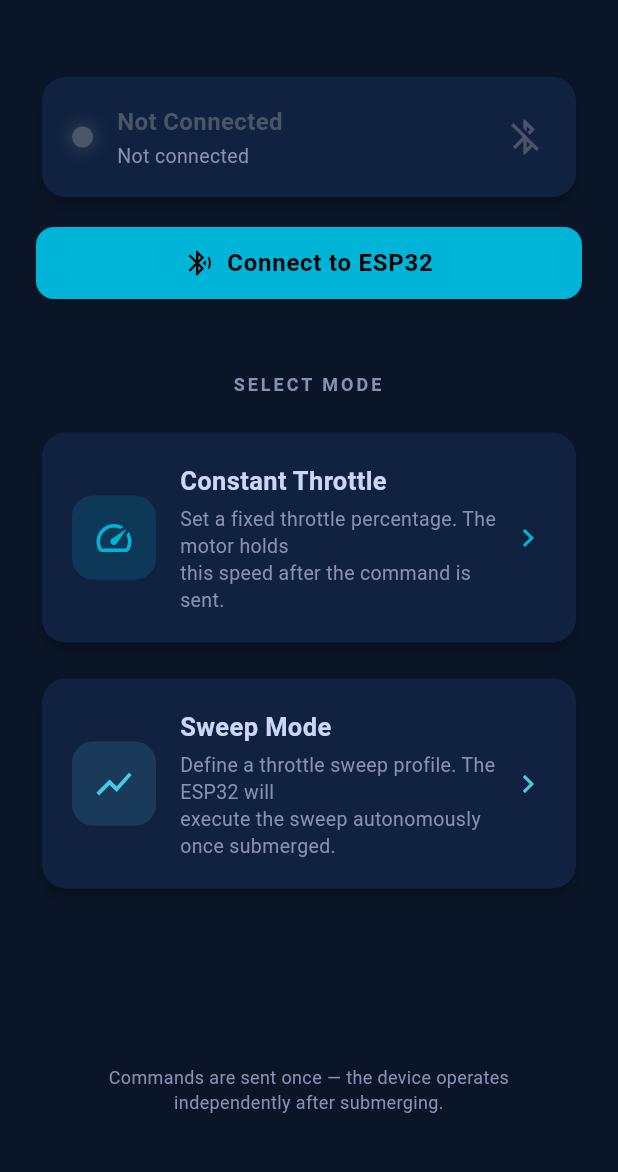
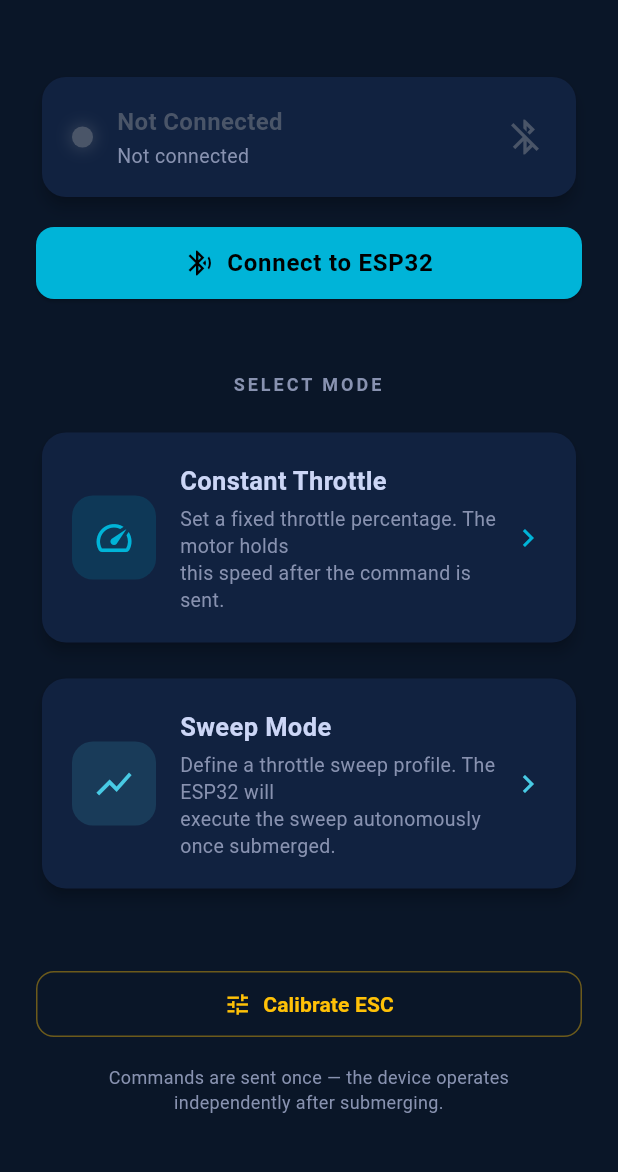
Before and after one commit to stephen-andrenam/motor_controller, a Flutter app: the screen it shows after launch, on a phone screen of 412 x 824 dp, the part 61-1233 px from its top. Run offline on Flutter 3.47's test engine with Material 3 defaults, Android fonts, the phone set to English and light mode, and no system bars; our stand-ins replace flutter_blue_plus; statements that could not run were skipped.

Commit message:
Update home_screen.dart

```diff
--- a/lib/screens/home_screen.dart
+++ b/lib/screens/home_screen.dart
@@ -64,6 +64,11 @@
               ),
             ),
             const Spacer(),
+            ListenableBuilder(
+              listenable: BleManager.instance,
+              builder: (context, _) => _CalibrateButton(ble: BleManager.instance),
+            ),
+            const SizedBox(height: 16),
             Padding(
               padding: const EdgeInsets.only(bottom: 8),
               child: Text(
@@ -235,6 +240,105 @@
   }
 }
 
+// ── Calibrate ESC button ──────────────────────────────────────
+
+class _CalibrateButton extends StatefulWidget {
+  const _CalibrateButton({required this.ble});
+  final BleManager ble;
+
+  @override
+  State<_CalibrateButton> createState() => _CalibrateButtonState();
+}
+
+class _CalibrateButtonState extends State<_CalibrateButton> {
+  bool _sent = false;
+
+  Future<void> _calibrate() async {
+    if (!widget.ble.isConnected) {
+      ScaffoldMessenger.of(context).showSnackBar(
+        const SnackBar(content: Text('Connect to the ESP32 first')),
+      );
+      return;
+    }
+
+    // Confirm — calibration requires the ESC to be unpowered first
+    final ok = await showDialog<bool>(
+      context: context,
+      builder: (ctx) => AlertDialog(
+        title: const Text('Calibrate ESC'),
+        content: const Text(
+          'ESC calibration procedure:\n\n'
+          '1. Disconnect power from the ESC (motor off).\n'
+          '2. Tap Calibrate — the ESP32 will hold max throttle.\n'
+          '3. Power the ESC back on.\n'
+          '4. Wait for the ESC to beep (≈ 3 s), then it will\n'
+          '   drop to min throttle automatically.\n'
+          '5. ESC beeps again — calibration done.\n\n'
+          'Only needed once, or after changing the pulse range.',
+        ),
+        actions: [
+          TextButton(
+            onPressed: () => Navigator.pop(ctx, false),
+            child: const Text('Cancel'),
+          ),
+          ElevatedButton(
+            onPressed: () => Navigator.pop(ctx, true),
+            child: const Text('Calibrate'),
+          ),
+        ],
+      ),
+    );
+
+    if (ok != true) return;
+
+    final success = await widget.ble.sendCommand('CAL');
+    if (!mounted) return;
+
+    if (success) {
+      setState(() => _sent = true);
+      ScaffoldMessenger.of(context).showSnackBar(
+        const SnackBar(
+          content: Text('Calibration started — power the ESC on now'),
+          duration: Duration(seconds: 5),
+        ),
+      );
+      // Reset the "sent" indicator after calibration window (3 s + buffer)
+      Future.delayed(const Duration(seconds: 5), () {
+        if (mounted) setState(() => _sent = false);
+      });
+    } else {
+      ScaffoldMessenger.of(context).showSnackBar(
+        const SnackBar(content: Text('Failed to send calibration command')),
+      );
+    }
+  }
+
+  @override
+  Widget build(BuildContext context) {
+    return OutlinedButton.icon(
+      onPressed: _calibrate,
+      style: OutlinedButton.styleFrom(
+        foregroundColor: const Color(0xFFFFC107),
+        side: BorderSide(
+          color: _sent
+              ? const Color(0xFFFFC107)
+              : const Color(0xFFFFC107).withValues(alpha: 0.4),
+        ),
+        shape: RoundedRectangleBorder(borderRadius: BorderRadius.circular(12)),
+        padding: const EdgeInsets.symmetric(horizontal: 20, vertical: 12),
+      ),
+      icon: Icon(
+        _sent ? Icons.check_circle_outline : Icons.tune,
+        size: 18,
+      ),
+      label: Text(
+        _sent ? 'Calibrating… power ESC on now' : 'Calibrate ESC',
+        style: const TextStyle(fontSize: 14, fontWeight: FontWeight.w600),
+      ),
+    );
+  }
+}
+
 // ── Mode selection card ───────────────────────────────────────
 
 class _ModeCard extends StatelessWidget {
```
